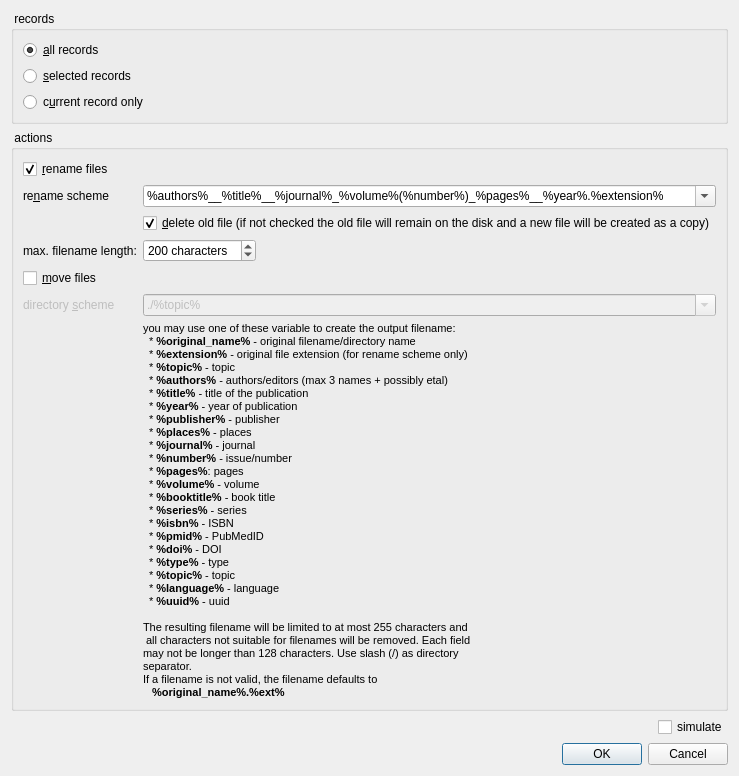
Qt form plugins/articletools/renamefilesdialog.ui (jkriege2/LitSoz3) before a commit.
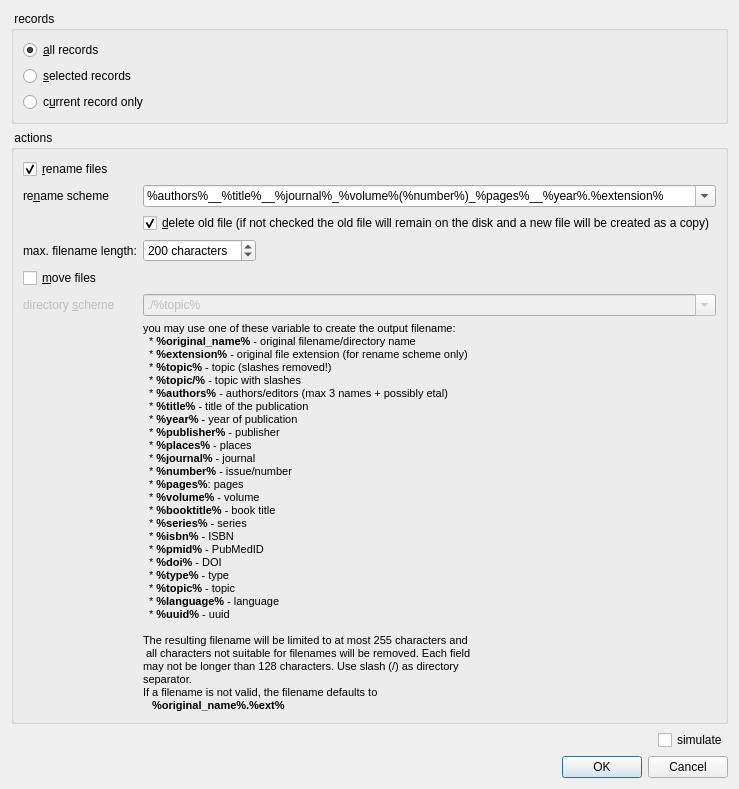
The same form after that commit. Icons and pictures are not drawn.

What changed in the file:
```diff
--- a/plugins/articletools/renamefilesdialog.ui
+++ b/plugins/articletools/renamefilesdialog.ui
@@ -10,7 +10,7 @@
     <x>0</x>
     <y>0</y>
     <width>701</width>
-    <height>731</height>
+    <height>748</height>
    </rect>
   </property>
   <property name="sizePolicy">
@@ -162,36 +162,37 @@
          <string>&lt;!DOCTYPE HTML PUBLIC &quot;-//W3C//DTD HTML 4.0//EN&quot; &quot;http://www.w3.org/TR/REC-html40/strict.dtd&quot;&gt;
 &lt;html&gt;&lt;head&gt;&lt;meta name=&quot;qrichtext&quot; content=&quot;1&quot; /&gt;&lt;style type=&quot;text/css&quot;&gt;
 p, li { white-space: pre-wrap; }
-&lt;/style&gt;&lt;/head&gt;&lt;body style=&quot; font-family:'MS Shell Dlg 2'; font-size:8.25pt; font-weight:400; font-style:normal;&quot;&gt;
-&lt;p style=&quot; margin-top:0px; margin-bottom:0px; margin-left:0px; margin-right:0px; -qt-block-indent:0; text-indent:0px;&quot;&gt;&lt;span style=&quot; font-size:8pt;&quot;&gt;you may use one of these variable to create the output filename:&lt;/span&gt;&lt;/p&gt;
-&lt;p style=&quot; margin-top:0px; margin-bottom:0px; margin-left:0px; margin-right:0px; -qt-block-indent:0; text-indent:0px;&quot;&gt;&lt;span style=&quot; font-size:8pt;&quot;&gt;  *&lt;/span&gt;&lt;span style=&quot; font-size:8pt; font-weight:600;&quot;&gt; %original_name%&lt;/span&gt;&lt;span style=&quot; font-size:8pt;&quot;&gt; - original filename/directory name&lt;/span&gt;&lt;/p&gt;
-&lt;p style=&quot; margin-top:0px; margin-bottom:0px; margin-left:0px; margin-right:0px; -qt-block-indent:0; text-indent:0px;&quot;&gt;&lt;span style=&quot; font-size:8pt;&quot;&gt;  * &lt;/span&gt;&lt;span style=&quot; font-size:8pt; font-weight:600;&quot;&gt;%extension%&lt;/span&gt;&lt;span style=&quot; font-size:8pt;&quot;&gt; - original file extension (for rename scheme only)&lt;/span&gt;&lt;/p&gt;
-&lt;p style=&quot; margin-top:0px; margin-bottom:0px; margin-left:0px; margin-right:0px; -qt-block-indent:0; text-indent:0px;&quot;&gt;&lt;span style=&quot; font-size:8pt;&quot;&gt;  * &lt;/span&gt;&lt;span style=&quot; font-size:8pt; font-weight:600;&quot;&gt;%topic%&lt;/span&gt;&lt;span style=&quot; font-size:8pt;&quot;&gt; - topic&lt;/span&gt;&lt;/p&gt;
-&lt;p style=&quot; margin-top:0px; margin-bottom:0px; margin-left:0px; margin-right:0px; -qt-block-indent:0; text-indent:0px;&quot;&gt;&lt;span style=&quot; font-size:8pt;&quot;&gt;  * &lt;/span&gt;&lt;span style=&quot; font-size:8pt; font-weight:600;&quot;&gt;%authors%&lt;/span&gt;&lt;span style=&quot; font-size:8pt;&quot;&gt; - authors/editors (max 3 names + possibly etal)&lt;/span&gt;&lt;/p&gt;
-&lt;p style=&quot; margin-top:0px; margin-bottom:0px; margin-left:0px; margin-right:0px; -qt-block-indent:0; text-indent:0px;&quot;&gt;&lt;span style=&quot; font-size:8pt;&quot;&gt;  * &lt;/span&gt;&lt;span style=&quot; font-size:8pt; font-weight:600;&quot;&gt;%title%&lt;/span&gt;&lt;span style=&quot; font-size:8pt;&quot;&gt; - title of the publication&lt;/span&gt;&lt;/p&gt;
-&lt;p style=&quot; margin-top:0px; margin-bottom:0px; margin-left:0px; margin-right:0px; -qt-block-indent:0; text-indent:0px;&quot;&gt;&lt;span style=&quot; font-size:8pt;&quot;&gt;  * &lt;/span&gt;&lt;span style=&quot; font-size:8pt; font-weight:600;&quot;&gt;%year%&lt;/span&gt;&lt;span style=&quot; font-size:8pt;&quot;&gt; - year of publication&lt;/span&gt;&lt;/p&gt;
-&lt;p style=&quot; margin-top:0px; margin-bottom:0px; margin-left:0px; margin-right:0px; -qt-block-indent:0; text-indent:0px;&quot;&gt;&lt;span style=&quot; font-size:8pt;&quot;&gt;  * &lt;/span&gt;&lt;span style=&quot; font-size:8pt; font-weight:600;&quot;&gt;%publisher%&lt;/span&gt;&lt;span style=&quot; font-size:8pt;&quot;&gt; - publisher&lt;/span&gt;&lt;/p&gt;
-&lt;p style=&quot; margin-top:0px; margin-bottom:0px; margin-left:0px; margin-right:0px; -qt-block-indent:0; text-indent:0px;&quot;&gt;&lt;span style=&quot; font-size:8pt;&quot;&gt;  * &lt;/span&gt;&lt;span style=&quot; font-size:8pt; font-weight:600;&quot;&gt;%places%&lt;/span&gt;&lt;span style=&quot; font-size:8pt;&quot;&gt; - places&lt;/span&gt;&lt;/p&gt;
-&lt;p style=&quot; margin-top:0px; margin-bottom:0px; margin-left:0px; margin-right:0px; -qt-block-indent:0; text-indent:0px;&quot;&gt;&lt;span style=&quot; font-size:8pt;&quot;&gt;  * &lt;/span&gt;&lt;span style=&quot; font-size:8pt; font-weight:600;&quot;&gt;%journal%&lt;/span&gt;&lt;span style=&quot; font-size:8pt;&quot;&gt; - journal&lt;/span&gt;&lt;/p&gt;
-&lt;p style=&quot; margin-top:0px; margin-bottom:0px; margin-left:0px; margin-right:0px; -qt-block-indent:0; text-indent:0px;&quot;&gt;&lt;span style=&quot; font-size:8pt;&quot;&gt;  * &lt;/span&gt;&lt;span style=&quot; font-size:8pt; font-weight:600;&quot;&gt;%number%&lt;/span&gt;&lt;span style=&quot; font-size:8pt;&quot;&gt; - issue/number&lt;/span&gt;&lt;/p&gt;
-&lt;p style=&quot; margin-top:0px; margin-bottom:0px; margin-left:0px; margin-right:0px; -qt-block-indent:0; text-indent:0px;&quot;&gt;&lt;span style=&quot; font-size:8pt;&quot;&gt;  * &lt;/span&gt;&lt;span style=&quot; font-size:8pt; font-weight:600;&quot;&gt;%pages%&lt;/span&gt;&lt;span style=&quot; font-size:8pt;&quot;&gt;: pages&lt;/span&gt;&lt;/p&gt;
-&lt;p style=&quot; margin-top:0px; margin-bottom:0px; margin-left:0px; margin-right:0px; -qt-block-indent:0; text-indent:0px;&quot;&gt;&lt;span style=&quot; font-size:8pt;&quot;&gt;  * &lt;/span&gt;&lt;span style=&quot; font-size:8pt; font-weight:600;&quot;&gt;%volume%&lt;/span&gt;&lt;span style=&quot; font-size:8pt;&quot;&gt; - volume&lt;/span&gt;&lt;/p&gt;
-&lt;p style=&quot; margin-top:0px; margin-bottom:0px; margin-left:0px; margin-right:0px; -qt-block-indent:0; text-indent:0px;&quot;&gt;&lt;span style=&quot; font-size:8pt;&quot;&gt;  * &lt;/span&gt;&lt;span style=&quot; font-size:8pt; font-weight:600;&quot;&gt;%booktitle%&lt;/span&gt;&lt;span style=&quot; font-size:8pt;&quot;&gt; - book title&lt;/span&gt;&lt;/p&gt;
-&lt;p style=&quot; margin-top:0px; margin-bottom:0px; margin-left:0px; margin-right:0px; -qt-block-indent:0; text-indent:0px;&quot;&gt;&lt;span style=&quot; font-size:8pt;&quot;&gt;  * &lt;/span&gt;&lt;span style=&quot; font-size:8pt; font-weight:600;&quot;&gt;%series%&lt;/span&gt;&lt;span style=&quot; font-size:8pt;&quot;&gt; - series&lt;/span&gt;&lt;/p&gt;
-&lt;p style=&quot; margin-top:0px; margin-bottom:0px; margin-left:0px; margin-right:0px; -qt-block-indent:0; text-indent:0px;&quot;&gt;&lt;span style=&quot; font-size:8pt;&quot;&gt;  * &lt;/span&gt;&lt;span style=&quot; font-size:8pt; font-weight:600;&quot;&gt;%isbn%&lt;/span&gt;&lt;span style=&quot; font-size:8pt;&quot;&gt; - ISBN&lt;/span&gt;&lt;/p&gt;
-&lt;p style=&quot; margin-top:0px; margin-bottom:0px; margin-left:0px; margin-right:0px; -qt-block-indent:0; text-indent:0px;&quot;&gt;&lt;span style=&quot; font-size:8pt;&quot;&gt;  * &lt;/span&gt;&lt;span style=&quot; font-size:8pt; font-weight:600;&quot;&gt;%pmid%&lt;/span&gt;&lt;span style=&quot; font-size:8pt;&quot;&gt; - PubMedID&lt;/span&gt;&lt;/p&gt;
-&lt;p style=&quot; margin-top:0px; margin-bottom:0px; margin-left:0px; margin-right:0px; -qt-block-indent:0; text-indent:0px;&quot;&gt;&lt;span style=&quot; font-size:8pt;&quot;&gt;  * &lt;/span&gt;&lt;span style=&quot; font-size:8pt; font-weight:600;&quot;&gt;%doi%&lt;/span&gt;&lt;span style=&quot; font-size:8pt;&quot;&gt; - DOI&lt;/span&gt;&lt;/p&gt;
-&lt;p style=&quot; margin-top:0px; margin-bottom:0px; margin-left:0px; margin-right:0px; -qt-block-indent:0; text-indent:0px;&quot;&gt;&lt;span style=&quot; font-size:8pt;&quot;&gt;  * &lt;/span&gt;&lt;span style=&quot; font-size:8pt; font-weight:600;&quot;&gt;%type%&lt;/span&gt;&lt;span style=&quot; font-size:8pt;&quot;&gt; - type&lt;/span&gt;&lt;/p&gt;
-&lt;p style=&quot; margin-top:0px; margin-bottom:0px; margin-left:0px; margin-right:0px; -qt-block-indent:0; text-indent:0px;&quot;&gt;&lt;span style=&quot; font-size:8pt;&quot;&gt;  * &lt;/span&gt;&lt;span style=&quot; font-size:8pt; font-weight:600;&quot;&gt;%topic%&lt;/span&gt;&lt;span style=&quot; font-size:8pt;&quot;&gt; - topic&lt;/span&gt;&lt;/p&gt;
-&lt;p style=&quot; margin-top:0px; margin-bottom:0px; margin-left:0px; margin-right:0px; -qt-block-indent:0; text-indent:0px;&quot;&gt;&lt;span style=&quot; font-size:8pt;&quot;&gt;  * &lt;/span&gt;&lt;span style=&quot; font-size:8pt; font-weight:600;&quot;&gt;%language%&lt;/span&gt;&lt;span style=&quot; font-size:8pt;&quot;&gt; - language&lt;/span&gt;&lt;/p&gt;
-&lt;p style=&quot; margin-top:0px; margin-bottom:0px; margin-left:0px; margin-right:0px; -qt-block-indent:0; text-indent:0px;&quot;&gt;&lt;span style=&quot; font-size:8pt;&quot;&gt;  * &lt;/span&gt;&lt;span style=&quot; font-size:8pt; font-weight:600;&quot;&gt;%uuid%&lt;/span&gt;&lt;span style=&quot; font-size:8pt;&quot;&gt; - uuid&lt;/span&gt;&lt;/p&gt;
-&lt;p style=&quot;-qt-paragraph-type:empty; margin-top:0px; margin-bottom:0px; margin-left:0px; margin-right:0px; -qt-block-indent:0; text-indent:0px; font-size:8pt;&quot;&gt;&lt;/p&gt;
-&lt;p style=&quot; margin-top:0px; margin-bottom:0px; margin-left:0px; margin-right:0px; -qt-block-indent:0; text-indent:0px;&quot;&gt;&lt;span style=&quot; font-size:8pt;&quot;&gt;The resulting filename will be limited to at most 255 characters and&lt;/span&gt;&lt;/p&gt;
-&lt;p style=&quot; margin-top:0px; margin-bottom:0px; margin-left:0px; margin-right:0px; -qt-block-indent:0; text-indent:0px;&quot;&gt;&lt;span style=&quot; font-size:8pt;&quot;&gt; all characters not suitable for filenames will be removed. Each field &lt;/span&gt;&lt;/p&gt;
-&lt;p style=&quot; margin-top:0px; margin-bottom:0px; margin-left:0px; margin-right:0px; -qt-block-indent:0; text-indent:0px;&quot;&gt;&lt;span style=&quot; font-size:8pt;&quot;&gt;may not be longer than 128 characters. Use slash (/) as directory&lt;/span&gt;&lt;/p&gt;
-&lt;p style=&quot; margin-top:0px; margin-bottom:0px; margin-left:0px; margin-right:0px; -qt-block-indent:0; text-indent:0px;&quot;&gt;&lt;span style=&quot; font-size:8pt;&quot;&gt;separator.&lt;/span&gt;&lt;/p&gt;
-&lt;p style=&quot; margin-top:0px; margin-bottom:0px; margin-left:0px; margin-right:0px; -qt-block-indent:0; text-indent:0px;&quot;&gt;&lt;span style=&quot; font-size:8pt;&quot;&gt;If a filename is not valid, the filename defaults to &lt;/span&gt;&lt;/p&gt;
-&lt;p style=&quot; margin-top:0px; margin-bottom:0px; margin-left:0px; margin-right:0px; -qt-block-indent:0; text-indent:0px;&quot;&gt;&lt;span style=&quot; font-size:8pt; font-weight:600;&quot;&gt;   %original_name%.%ext%&lt;/span&gt;&lt;/p&gt;&lt;/body&gt;&lt;/html&gt;</string>
+&lt;/style&gt;&lt;/head&gt;&lt;body style=&quot; font-family:'MS Shell Dlg 2'; font-size:8pt; font-weight:400; font-style:normal;&quot;&gt;
+&lt;p style=&quot; margin-top:0px; margin-bottom:0px; margin-left:0px; margin-right:0px; -qt-block-indent:0; text-indent:0px;&quot;&gt;you may use one of these variable to create the output filename:&lt;/p&gt;
+&lt;p style=&quot; margin-top:0px; margin-bottom:0px; margin-left:0px; margin-right:0px; -qt-block-indent:0; text-indent:0px;&quot;&gt;  *&lt;span style=&quot; font-weight:600;&quot;&gt; %original_name%&lt;/span&gt; - original filename/directory name&lt;/p&gt;
+&lt;p style=&quot; margin-top:0px; margin-bottom:0px; margin-left:0px; margin-right:0px; -qt-block-indent:0; text-indent:0px;&quot;&gt;  * &lt;span style=&quot; font-weight:600;&quot;&gt;%extension%&lt;/span&gt; - original file extension (for rename scheme only)&lt;/p&gt;
+&lt;p style=&quot; margin-top:0px; margin-bottom:0px; margin-left:0px; margin-right:0px; -qt-block-indent:0; text-indent:0px;&quot;&gt;  * &lt;span style=&quot; font-weight:600;&quot;&gt;%topic%&lt;/span&gt; - topic (slashes removed!)&lt;/p&gt;
+&lt;p style=&quot; margin-top:0px; margin-bottom:0px; margin-left:0px; margin-right:0px; -qt-block-indent:0; text-indent:0px;&quot;&gt;  * &lt;span style=&quot; font-weight:600;&quot;&gt;%topic/%&lt;/span&gt; - topic with slashes&lt;/p&gt;
+&lt;p style=&quot; margin-top:0px; margin-bottom:0px; margin-left:0px; margin-right:0px; -qt-block-indent:0; text-indent:0px;&quot;&gt;  * &lt;span style=&quot; font-weight:600;&quot;&gt;%authors%&lt;/span&gt; - authors/editors (max 3 names + possibly etal)&lt;/p&gt;
+&lt;p style=&quot; margin-top:0px; margin-bottom:0px; margin-left:0px; margin-right:0px; -qt-block-indent:0; text-indent:0px;&quot;&gt;  * &lt;span style=&quot; font-weight:600;&quot;&gt;%title%&lt;/span&gt; - title of the publication&lt;/p&gt;
+&lt;p style=&quot; margin-top:0px; margin-bottom:0px; margin-left:0px; margin-right:0px; -qt-block-indent:0; text-indent:0px;&quot;&gt;  * &lt;span style=&quot; font-weight:600;&quot;&gt;%year%&lt;/span&gt; - year of publication&lt;/p&gt;
+&lt;p style=&quot; margin-top:0px; margin-bottom:0px; margin-left:0px; margin-right:0px; -qt-block-indent:0; text-indent:0px;&quot;&gt;  * &lt;span style=&quot; font-weight:600;&quot;&gt;%publisher%&lt;/span&gt; - publisher&lt;/p&gt;
+&lt;p style=&quot; margin-top:0px; margin-bottom:0px; margin-left:0px; margin-right:0px; -qt-block-indent:0; text-indent:0px;&quot;&gt;  * &lt;span style=&quot; font-weight:600;&quot;&gt;%places%&lt;/span&gt; - places&lt;/p&gt;
+&lt;p style=&quot; margin-top:0px; margin-bottom:0px; margin-left:0px; margin-right:0px; -qt-block-indent:0; text-indent:0px;&quot;&gt;  * &lt;span style=&quot; font-weight:600;&quot;&gt;%journal%&lt;/span&gt; - journal&lt;/p&gt;
+&lt;p style=&quot; margin-top:0px; margin-bottom:0px; margin-left:0px; margin-right:0px; -qt-block-indent:0; text-indent:0px;&quot;&gt;  * &lt;span style=&quot; font-weight:600;&quot;&gt;%number%&lt;/span&gt; - issue/number&lt;/p&gt;
+&lt;p style=&quot; margin-top:0px; margin-bottom:0px; margin-left:0px; margin-right:0px; -qt-block-indent:0; text-indent:0px;&quot;&gt;  * &lt;span style=&quot; font-weight:600;&quot;&gt;%pages%&lt;/span&gt;: pages&lt;/p&gt;
+&lt;p style=&quot; margin-top:0px; margin-bottom:0px; margin-left:0px; margin-right:0px; -qt-block-indent:0; text-indent:0px;&quot;&gt;  * &lt;span style=&quot; font-weight:600;&quot;&gt;%volume%&lt;/span&gt; - volume&lt;/p&gt;
+&lt;p style=&quot; margin-top:0px; margin-bottom:0px; margin-left:0px; margin-right:0px; -qt-block-indent:0; text-indent:0px;&quot;&gt;  * &lt;span style=&quot; font-weight:600;&quot;&gt;%booktitle%&lt;/span&gt; - book title&lt;/p&gt;
+&lt;p style=&quot; margin-top:0px; margin-bottom:0px; margin-left:0px; margin-right:0px; -qt-block-indent:0; text-indent:0px;&quot;&gt;  * &lt;span style=&quot; font-weight:600;&quot;&gt;%series%&lt;/span&gt; - series&lt;/p&gt;
+&lt;p style=&quot; margin-top:0px; margin-bottom:0px; margin-left:0px; margin-right:0px; -qt-block-indent:0; text-indent:0px;&quot;&gt;  * &lt;span style=&quot; font-weight:600;&quot;&gt;%isbn%&lt;/span&gt; - ISBN&lt;/p&gt;
+&lt;p style=&quot; margin-top:0px; margin-bottom:0px; margin-left:0px; margin-right:0px; -qt-block-indent:0; text-indent:0px;&quot;&gt;  * &lt;span style=&quot; font-weight:600;&quot;&gt;%pmid%&lt;/span&gt; - PubMedID&lt;/p&gt;
+&lt;p style=&quot; margin-top:0px; margin-bottom:0px; margin-left:0px; margin-right:0px; -qt-block-indent:0; text-indent:0px;&quot;&gt;  * &lt;span style=&quot; font-weight:600;&quot;&gt;%doi%&lt;/span&gt; - DOI&lt;/p&gt;
+&lt;p style=&quot; margin-top:0px; margin-bottom:0px; margin-left:0px; margin-right:0px; -qt-block-indent:0; text-indent:0px;&quot;&gt;  * &lt;span style=&quot; font-weight:600;&quot;&gt;%type%&lt;/span&gt; - type&lt;/p&gt;
+&lt;p style=&quot; margin-top:0px; margin-bottom:0px; margin-left:0px; margin-right:0px; -qt-block-indent:0; text-indent:0px;&quot;&gt;  * &lt;span style=&quot; font-weight:600;&quot;&gt;%topic%&lt;/span&gt; - topic&lt;/p&gt;
+&lt;p style=&quot; margin-top:0px; margin-bottom:0px; margin-left:0px; margin-right:0px; -qt-block-indent:0; text-indent:0px;&quot;&gt;  * &lt;span style=&quot; font-weight:600;&quot;&gt;%language%&lt;/span&gt; - language&lt;/p&gt;
+&lt;p style=&quot; margin-top:0px; margin-bottom:0px; margin-left:0px; margin-right:0px; -qt-block-indent:0; text-indent:0px;&quot;&gt;  * &lt;span style=&quot; font-weight:600;&quot;&gt;%uuid%&lt;/span&gt; - uuid&lt;/p&gt;
+&lt;p style=&quot;-qt-paragraph-type:empty; margin-top:0px; margin-bottom:0px; margin-left:0px; margin-right:0px; -qt-block-indent:0; text-indent:0px;&quot;&gt;&lt;br /&gt;&lt;/p&gt;
+&lt;p style=&quot; margin-top:0px; margin-bottom:0px; margin-left:0px; margin-right:0px; -qt-block-indent:0; text-indent:0px;&quot;&gt;The resulting filename will be limited to at most 255 characters and&lt;/p&gt;
+&lt;p style=&quot; margin-top:0px; margin-bottom:0px; margin-left:0px; margin-right:0px; -qt-block-indent:0; text-indent:0px;&quot;&gt; all characters not suitable for filenames will be removed. Each field &lt;/p&gt;
+&lt;p style=&quot; margin-top:0px; margin-bottom:0px; margin-left:0px; margin-right:0px; -qt-block-indent:0; text-indent:0px;&quot;&gt;may not be longer than 128 characters. Use slash (/) as directory&lt;/p&gt;
+&lt;p style=&quot; margin-top:0px; margin-bottom:0px; margin-left:0px; margin-right:0px; -qt-block-indent:0; text-indent:0px;&quot;&gt;separator.&lt;/p&gt;
+&lt;p style=&quot; margin-top:0px; margin-bottom:0px; margin-left:0px; margin-right:0px; -qt-block-indent:0; text-indent:0px;&quot;&gt;If a filename is not valid, the filename defaults to &lt;/p&gt;
+&lt;p style=&quot; margin-top:0px; margin-bottom:0px; margin-left:0px; margin-right:0px; -qt-block-indent:0; text-indent:0px;&quot;&gt;&lt;span style=&quot; font-weight:600;&quot;&gt;   %original_name%.%ext%&lt;/span&gt;&lt;/p&gt;&lt;/body&gt;&lt;/html&gt;</string>
         </property>
         <property name="textInteractionFlags">
          <set>Qt::TextSelectableByMouse</set>
```
